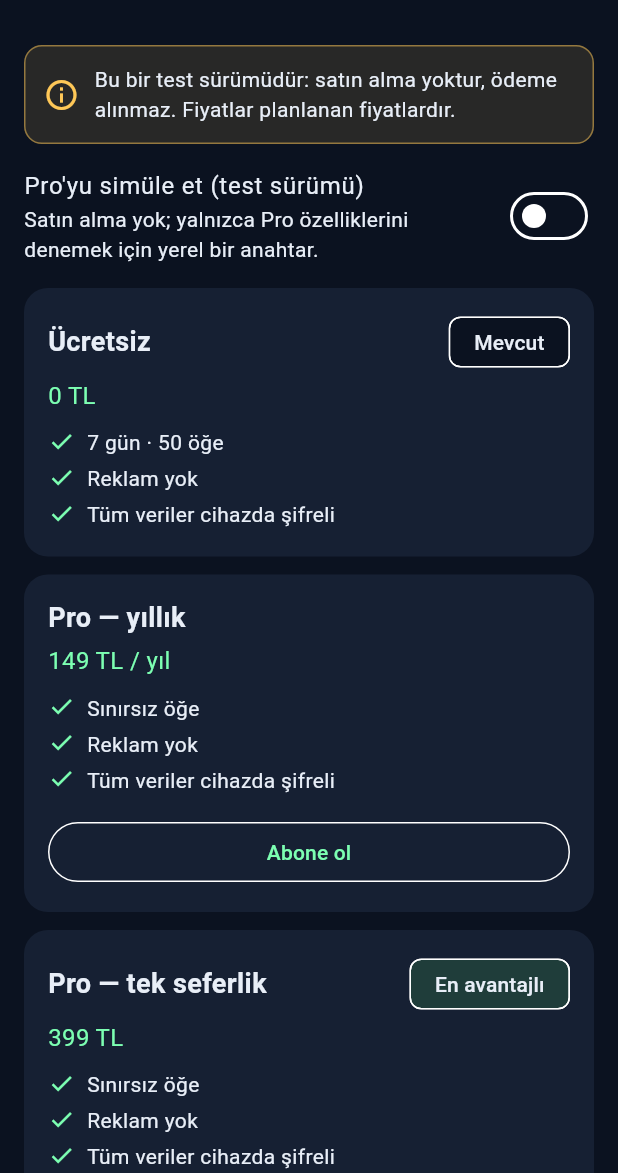
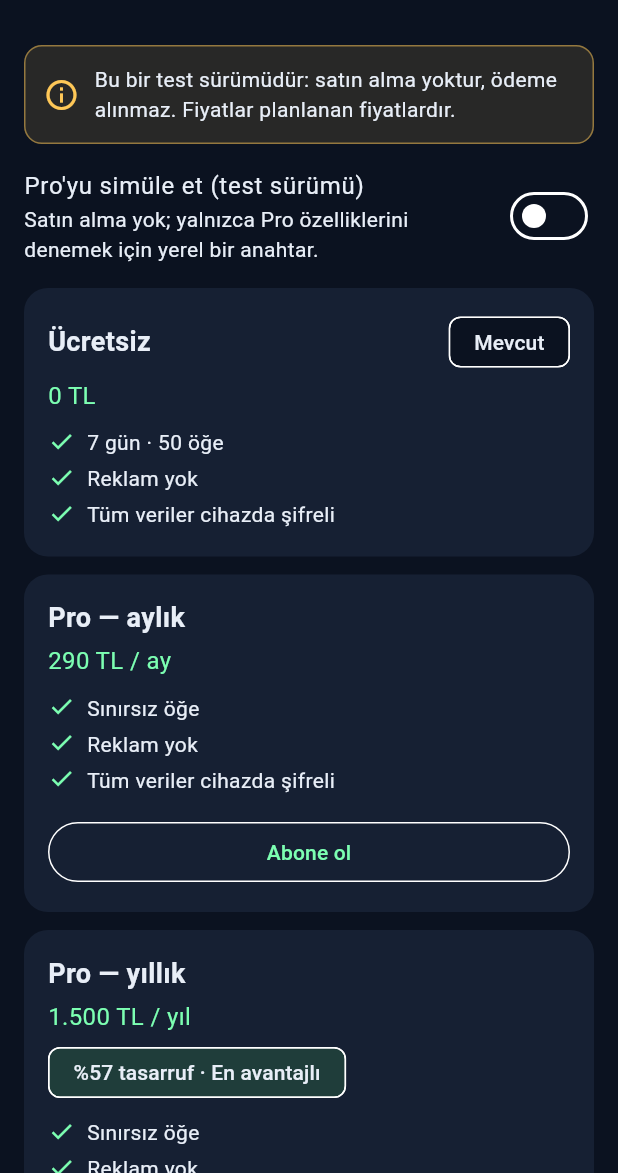
Before and after one commit to canaslan1675-rgb/gizli-alan, a Flutter app: the ProScreen screen opened directly, on a phone screen of 412 x 824 dp, the part 63-1236 px from its top. Run offline on Flutter 3.47's test engine with Material 3 defaults, Android fonts, the phone set to English and light mode, and no system bars; our stand-ins replace file_picker, flutter_secure_storage, image_picker, local_auth, shared_preferences, webview_flutter; missing offline and left inert: cryptography, webview_flutter_android; accounts and stored records are empty.

Commit message:
feat(pro): monthly 290 TL/ay + yearly 1.500 TL/yıl (save 57%), no lifetime plan (#37)

```diff
--- a/lib/l10n/en.dart
+++ b/lib/l10n/en.dart
@@ -291,15 +291,14 @@ const Map<String, String> en = {
   'proFreeF3': 'All data encrypted on your device',
   'proUsage': 'Usage: {n} / {max} items (limit not enforced in this build)',
   'proCurrent': 'Current',
-  'proLifetime': 'Pro — one-time',
-  'proLifetimePrice': '399 TL',
-  'proBestValue': 'Best value',
+  'proMonthly': 'Pro — monthly',
+  'proMonthlyPrice': '290 TL / month',
   'proYearly': 'Pro — yearly',
-  'proYearlyPrice': '149 TL / year',
+  'proYearlyPrice': '1,500 TL / year',
+  'proYearlyHint': 'Save 57% · Best value',
   'proF1': 'Unlimited items',
   'proF2': 'No ads',
   'proF3': 'All data encrypted on your device',
-  'proBuy': 'Buy',
   'proSubscribe': 'Subscribe',
   'proNotAvailableTitle': 'Not available yet',
   'proNotAvailableBody':
--- a/lib/l10n/tr.dart
+++ b/lib/l10n/tr.dart
@@ -290,15 +290,14 @@ const Map<String, String> tr = {
   'proFreeF3': 'Tüm veriler cihazda şifreli',
   'proUsage': 'Kullanım: {n} / {max} öğe (bu sürümde sınır uygulanmaz)',
   'proCurrent': 'Mevcut',
-  'proLifetime': 'Pro — tek seferlik',
-  'proLifetimePrice': '399 TL',
-  'proBestValue': 'En avantajlı',
+  'proMonthly': 'Pro — aylık',
+  'proMonthlyPrice': '290 TL / ay',
   'proYearly': 'Pro — yıllık',
-  'proYearlyPrice': '149 TL / yıl',
+  'proYearlyPrice': '1.500 TL / yıl',
+  'proYearlyHint': '%57 tasarruf · En avantajlı',
   'proF1': 'Sınırsız öğe',
   'proF2': 'Reklam yok',
   'proF3': 'Tüm veriler cihazda şifreli',
-  'proBuy': 'Satın al',
   'proSubscribe': 'Abone ol',
   'proNotAvailableTitle': 'Henüz mevcut değil',
   'proNotAvailableBody':
--- a/lib/screens/pro_screen.dart
+++ b/lib/screens/pro_screen.dart
@@ -121,20 +121,20 @@ class _ProScreenState extends State<ProScreen> {
             current: true,
           ),
           _PlanCard(
-            key: const ValueKey('plan_yearly'),
-            title: t('proYearly'),
-            price: t('proYearlyPrice'),
+            key: const ValueKey('plan_monthly'),
+            title: t('proMonthly'),
+            price: t('proMonthlyPrice'),
             features: [t('proF1'), t('proF2'), t('proF3')],
             action: t('proSubscribe'),
             onAction: _notAvailable,
           ),
           _PlanCard(
-            key: const ValueKey('plan_lifetime'),
-            title: t('proLifetime'),
-            price: t('proLifetimePrice'),
-            badge: t('proBestValue'),
+            key: const ValueKey('plan_yearly'),
+            title: t('proYearly'),
+            price: t('proYearlyPrice'),
+            badge: t('proYearlyHint'),
             features: [t('proF1'), t('proF2'), t('proF3')],
-            action: t('proBuy'),
+            action: t('proSubscribe'),
             onAction: _notAvailable,
           ),
           const SizedBox(height: 8),
@@ -196,13 +196,6 @@ class _PlanCard extends StatelessWidget {
                     ),
                   ),
                 ),
-                if (badge != null)
-                  Chip(
-                    key: const ValueKey('plan_best_value'),
-                    label: Text(badge!),
-                    visualDensity: VisualDensity.compact,
-                    backgroundColor: GizliTheme.mint.withValues(alpha: 0.18),
-                  ),
                 if (current)
                   Chip(
                     label: Text(t('proCurrent')),
@@ -215,6 +208,15 @@ class _PlanCard extends StatelessWidget {
               price,
               style: const TextStyle(fontSize: 16, color: GizliTheme.mint),
             ),
+            if (badge != null) ...[
+              const SizedBox(height: 6),
+              Chip(
+                key: const ValueKey('plan_best_value'),
+                label: Text(badge!),
+                visualDensity: VisualDensity.compact,
+                backgroundColor: GizliTheme.mint.withValues(alpha: 0.18),
+              ),
+            ],
             const SizedBox(height: 8),
             for (final f in features)
               Padding(
```
Also changed, not shown: 2 other files.
